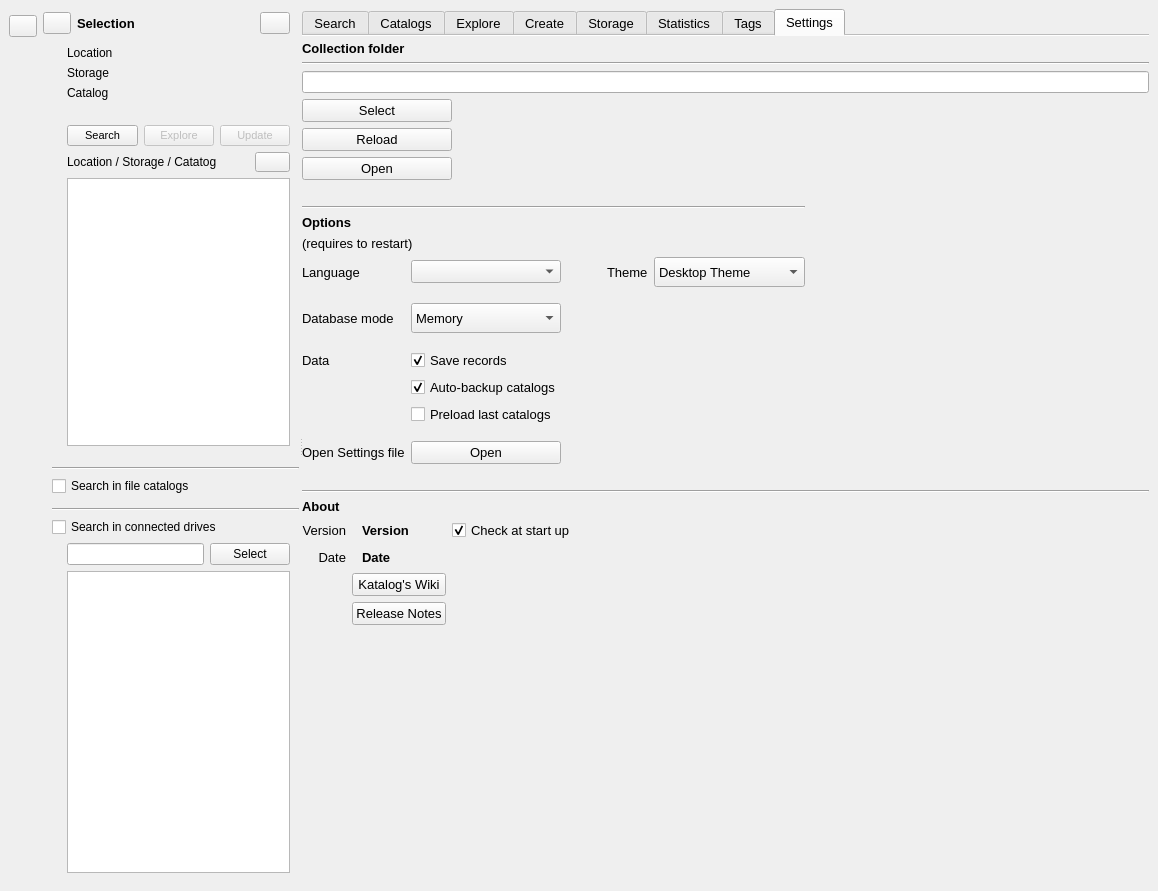
StephaneCouturier/Katalog, file mainwindow.ui: the form before one commit.
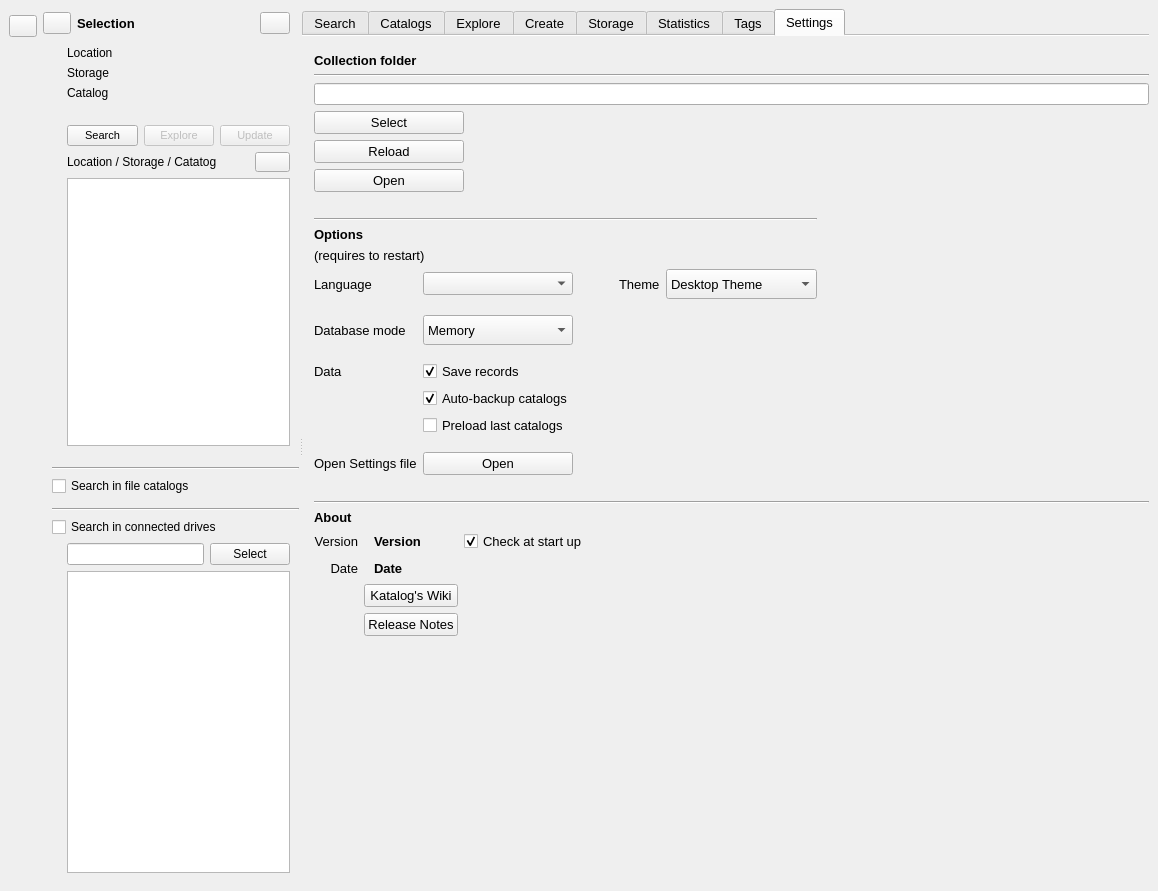
The form after the commit. The open tabs and pages were chosen to show the change. Icons and pictures are not drawn. Custom widgets are drawn as their Qt base class.

Commit message: https://github.com/StephaneCouturier/Katalog/issues/368

The edit to the form file:
```diff
--- a/mainwindow.ui
+++ b/mainwindow.ui
@@ -6776,7 +6776,10 @@
              <number>0</number>
             </property>
             <item row="2" column="0">
-             <layout class="QGridLayout" name="Settings_gridLayout_Settings">
+             <layout class="QGridLayout" name="Settings_gridLayout_Options">
+              <property name="leftMargin">
+               <number>12</number>
+              </property>
               <item row="4" column="3">
                <spacer name="horizontalSpacer_2">
                 <property name="orientation">
@@ -6795,7 +6798,6 @@
                 <property name="font">
                  <font>
                   <pointsize>10</pointsize>
-                  <weight>75</weight>
                   <bold>true</bold>
                  </font>
                 </property>
@@ -6834,7 +6836,6 @@
                   <property name="font">
                    <font>
                     <pointsize>10</pointsize>
-                    <weight>50</weight>
                     <bold>false</bold>
                    </font>
                   </property>
@@ -6896,7 +6897,6 @@
                   <property name="font">
                    <font>
                     <pointsize>10</pointsize>
-                    <weight>50</weight>
                     <bold>false</bold>
                    </font>
                   </property>
@@ -6952,7 +6952,6 @@
                   <property name="font">
                    <font>
                     <pointsize>10</pointsize>
-                    <weight>50</weight>
                     <bold>false</bold>
                    </font>
                   </property>
@@ -6966,7 +6965,6 @@
                   <property name="font">
                    <font>
                     <pointsize>10</pointsize>
-                    <weight>50</weight>
                     <bold>false</bold>
                    </font>
                   </property>
@@ -7003,7 +7001,6 @@
                   <property name="font">
                    <font>
                     <pointsize>10</pointsize>
-                    <weight>50</weight>
                     <bold>false</bold>
                    </font>
                   </property>
@@ -7083,12 +7080,17 @@
             </item>
             <item row="0" column="0">
              <layout class="QVBoxLayout" name="Settings_verticalLayout_Collection">
+              <property name="leftMargin">
+               <number>12</number>
+              </property>
+              <property name="topMargin">
+               <number>12</number>
+              </property>
               <item>
                <widget class="QLabel" name="Catalogs_label_CurrentFolder">
                 <property name="font">
                  <font>
                   <pointsize>10</pointsize>
-                  <weight>75</weight>
                   <bold>true</bold>
                  </font>
                 </property>
@@ -7212,6 +7214,9 @@
             </item>
             <item row="4" column="0">
              <layout class="QVBoxLayout" name="Settings_verticalLayout_About">
+              <property name="leftMargin">
+               <number>12</number>
+              </property>
               <item>
                <widget class="Line" name="Settings_line_3">
                 <property name="orientation">
@@ -7224,7 +7229,6 @@
                 <property name="font">
                  <font>
                   <pointsize>10</pointsize>
-                  <weight>75</weight>
                   <bold>true</bold>
                  </font>
                 </property>
@@ -7243,7 +7247,6 @@
                   <property name="font">
                    <font>
                     <pointsize>10</pointsize>
-                    <weight>50</weight>
                     <bold>false</bold>
                    </font>
                   </property>
@@ -7283,7 +7286,6 @@
                   <property name="font">
                    <font>
                     <pointsize>10</pointsize>
-                    <weight>75</weight>
                     <bold>true</bold>
                    </font>
                   </property>
@@ -7309,7 +7311,6 @@
                   <property name="font">
                    <font>
                     <pointsize>10</pointsize>
-                    <weight>50</weight>
                     <bold>false</bold>
                    </font>
                   </property>
@@ -7343,7 +7344,6 @@
                   <property name="font">
                    <font>
                     <pointsize>10</pointsize>
-                    <weight>75</weight>
                     <bold>true</bold>
                    </font>
                   </property>
```
Left out of the diff: 24 changed lines with no effect on the pictures.
